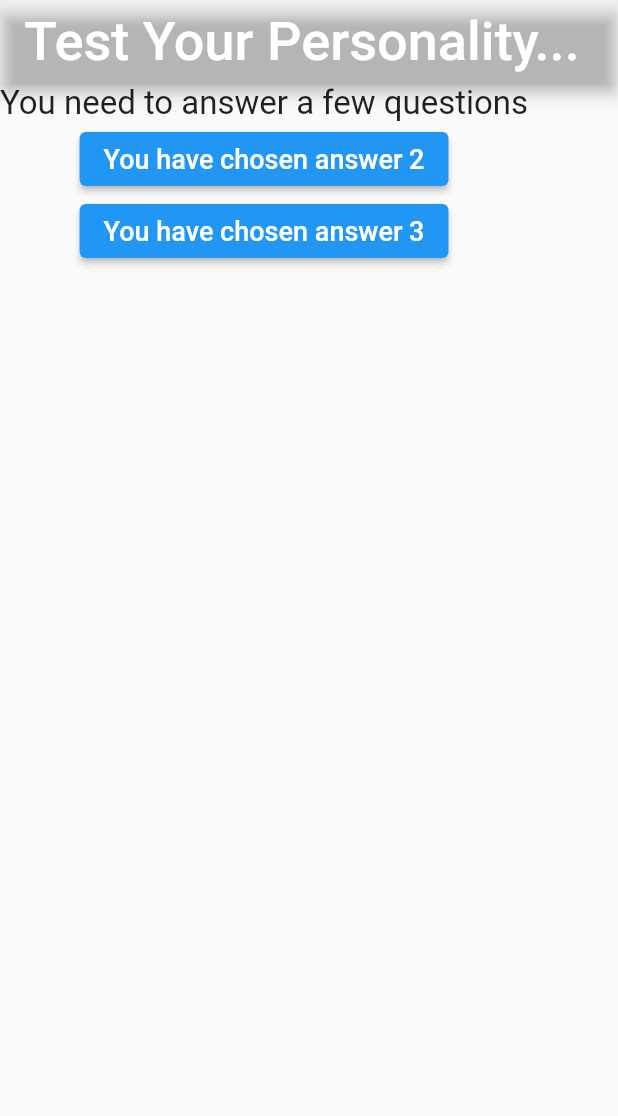
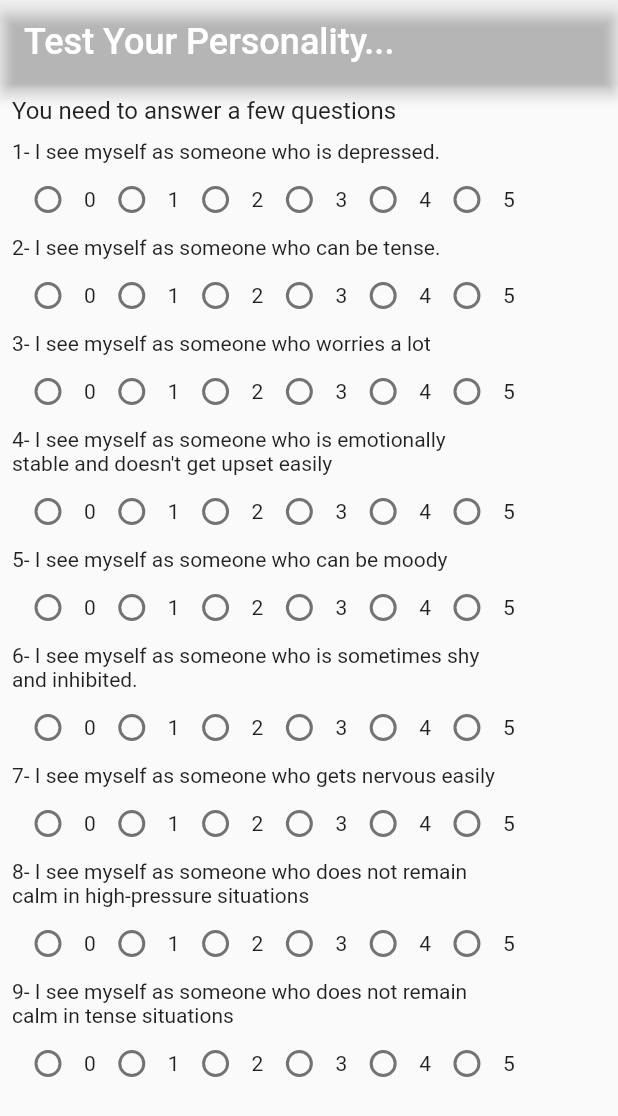
Before and after one commit to miyigun/test_your_personality, a Flutter app: the screen it shows after launch, on a phone screen of 412 x 824 dp. Shown: the top 1116 px of the screen. Run offline on Flutter 3.47's test engine with Material 2 defaults, Android fonts, the phone set to English and light mode, and no system bars.

Commit message:
Fourth commit

```diff
--- a/lib/controller/questions.dart
+++ b/lib/controller/data.dart
@@ -1,4 +1,4 @@
-var questions=[
+var questions = [
   "I see myself as someone who is depressed.",
   "I see myself as someone who can be tense.",
   "I see myself as someone who worries a lot",
--- a/lib/controller/options.dart
+++ /dev/null
@@ -1,20 +0,0 @@
-import 'package:flutter/material.dart';
-
-class ElevatedButtonWidget extends StatelessWidget {
-  const ElevatedButtonWidget({super.key, required this.buttonText});
-
-  final String buttonText;
-
-  @override
-  Widget build(BuildContext context) {
-    return ElevatedButton(
-      onPressed: () {},
-      child: Text(
-        buttonText,
-        style: const TextStyle(
-          fontSize: 18,
-        ),
-      ),
-    );
-  }
-}
--- /dev/null
+++ b/lib/controller/question_and_options.dart
@@ -0,0 +1,52 @@
+import 'package:flutter/material.dart';
+import 'package:test_your_personality/controller/data.dart';
+
+class QuestionAndOptionsWidget extends StatefulWidget {
+  const QuestionAndOptionsWidget({super.key, required this.index});
+
+  final int index;
+
+  @override
+  State<QuestionAndOptionsWidget> createState() =>
+      _QuestionAndOptionsWidgetState();
+}
+
+class _QuestionAndOptionsWidgetState extends State<QuestionAndOptionsWidget> {
+  @override
+  Widget build(BuildContext context) {
+    int? selectedOption;
+
+    return Column(
+      crossAxisAlignment: CrossAxisAlignment.start,
+      children: [
+        SizedBox(
+          width: MediaQuery.sizeOf(context).width * 0.8,
+          child: Text('${widget.index+1}- ${questions[widget.index]}'),
+        ),
+        Row(
+          mainAxisSize: MainAxisSize.min,
+          children: [
+            for (int radioIndex = 1; radioIndex < 7; radioIndex++)
+              SizedBox(
+                child: Row(
+                  mainAxisSize: MainAxisSize.min,
+                  children: [
+                    Radio(
+                      value: radioIndex,
+                      groupValue: selectedOption,
+                      onChanged: (value) {
+                        setState(() {
+                          radioIndex = value!;
+                        });
+                      },
+                    ),
+                    Text('${radioIndex - 1}'),
+                  ],
+                ),
+              ),
+          ],
+        ),
+      ],
+    );
+  }
+}
--- a/lib/model/personality_model.dart
+++ b/lib/model/personality_model.dart
@@ -1,7 +1,6 @@
-class PersonalityModel{
+class PersonalityModel {
   String question;
   int degree;
 
   PersonalityModel(this.question, this.degree);
-
 }
--- a/lib/view/test_screen.dart
+++ b/lib/view/test_screen.dart
@@ -1,4 +1,6 @@
 import 'package:flutter/material.dart';
+import 'package:test_your_personality/controller/data.dart';
+import 'package:test_your_personality/controller/question_and_options.dart';
 
 class TestScreen extends StatelessWidget {
   const TestScreen({super.key});
@@ -12,41 +14,26 @@ class TestScreen extends StatelessWidget {
           title: const Text(
             'Test Your Personality...',
             style: TextStyle(
-              fontSize: 36,
+              fontSize: 24,
             ),
           ),
           backgroundColor: const Color(0x0000007d),
         ),
-        body: Column(
-          children: [
-            const Text(
-              'You need to answer a few questions',
-              style: TextStyle(
-                fontSize: 22,
+        body: Padding(
+          padding: const EdgeInsets.all(8.0),
+          child: ListView(
+            children: [
+              const Text(
+                'You need to answer a few questions',
+                style: TextStyle(fontSize: 16.0),
               ),
-            ),
-
-            ElevatedButton(
-              onPressed: (){
-
-              },
-              child: const Text('You have chosen answer 2',
-                style: TextStyle(
-                  fontSize: 18,
-                ),
+              const SizedBox(
+                height: 10,
               ),
-            ),
-            ElevatedButton(
-              onPressed: (){
-
-              },
-              child: const Text('You have chosen answer 3',
-                style: TextStyle(
-                  fontSize: 18,
-                ),
-              ),
-            ),
-          ],
+              for (int index = 0; index < questions.length; index++)
+                QuestionAndOptionsWidget(index: index),
+            ],
+          ),
         ),
       ),
     );
```
Also changed, not shown: lib/main.dart (line endings or trailing spaces).
